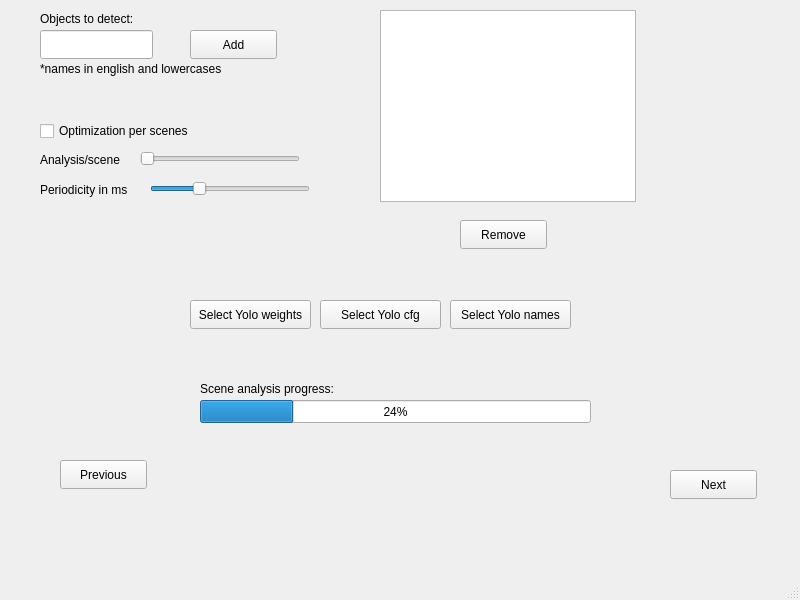
seekever/VideoSummary, file video_summary/templates/ObjectsOptions.ui: the form before one commit.
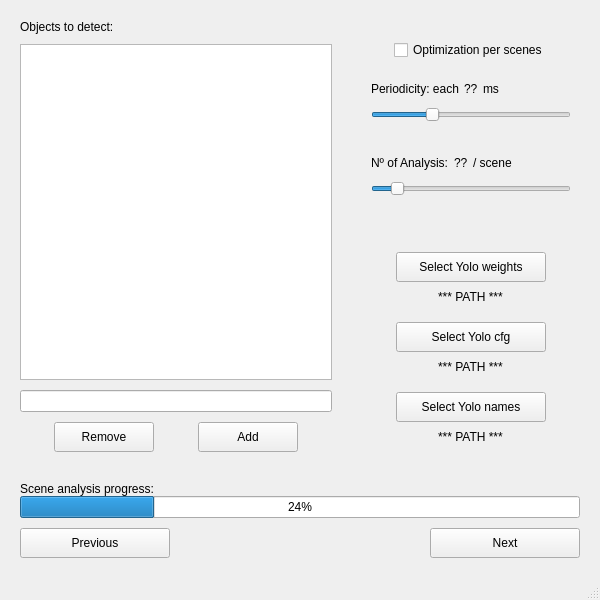
The form after the commit.

```diff
--- a/video_summary/templates/ObjectsOptions.ui
+++ b/video_summary/templates/ObjectsOptions.ui
@@ -6,257 +6,723 @@
    <rect>
     <x>0</x>
     <y>0</y>
-    <width>800</width>
+    <width>600</width>
     <height>600</height>
    </rect>
   </property>
+  <property name="sizePolicy">
+   <sizepolicy hsizetype="Preferred" vsizetype="Preferred">
+    <horstretch>0</horstretch>
+    <verstretch>0</verstretch>
+   </sizepolicy>
+  </property>
+  <property name="maximumSize">
+   <size>
+    <width>800</width>
+    <height>694</height>
+   </size>
+  </property>
   <property name="windowTitle">
    <string>MainWindow</string>
   </property>
   <widget class="QWidget" name="centralwidget">
-   <widget class="QLineEdit" name="objectEdit">
-    <property name="geometry">
-     <rect>
-      <x>40</x>
-      <y>30</y>
-      <width>113</width>
-      <height>29</height>
-     </rect>
-    </property>
-   </widget>
-   <widget class="QPushButton" name="addButton">
-    <property name="geometry">
-     <rect>
-      <x>190</x>
-      <y>30</y>
-      <width>87</width>
-      <height>29</height>
-     </rect>
-    </property>
-    <property name="text">
-     <string>Add</string>
-    </property>
-   </widget>
-   <widget class="QCheckBox" name="optimizationBox">
-    <property name="geometry">
-     <rect>
-      <x>40</x>
-      <y>120</y>
-      <width>181</width>
-      <height>22</height>
-     </rect>
-    </property>
-    <property name="text">
-     <string>Optimization per scenes</string>
-    </property>
-   </widget>
-   <widget class="QSlider" name="periodicitySlider">
-    <property name="geometry">
-     <rect>
-      <x>150</x>
-      <y>180</y>
-      <width>160</width>
-      <height>17</height>
-     </rect>
-    </property>
-    <property name="minimum">
-     <number>100</number>
-    </property>
-    <property name="maximum">
-     <number>10000</number>
-    </property>
-    <property name="value">
-     <number>3000</number>
-    </property>
-    <property name="orientation">
-     <enum>Qt::Horizontal</enum>
-    </property>
-   </widget>
-   <widget class="QSlider" name="analysisSlider">
-    <property name="geometry">
-     <rect>
-      <x>140</x>
-      <y>150</y>
-      <width>160</width>
-      <height>17</height>
-     </rect>
-    </property>
-    <property name="minimum">
-     <number>1</number>
-    </property>
-    <property name="maximum">
+   <layout class="QVBoxLayout" name="verticalLayout_2">
+    <property name="spacing">
      <number>10</number>
     </property>
-    <property name="orientation">
-     <enum>Qt::Horizontal</enum>
+    <property name="leftMargin">
+     <number>20</number>
     </property>
-   </widget>
-   <widget class="QLabel" name="label">
-    <property name="geometry">
-     <rect>
-      <x>40</x>
-      <y>180</y>
-      <width>101</width>
-      <height>20</height>
-     </rect>
+    <property name="topMargin">
+     <number>20</number>
     </property>
-    <property name="text">
-     <string>Periodicity in ms</string>
+    <property name="rightMargin">
+     <number>20</number>
     </property>
-   </widget>
-   <widget class="QLabel" name="label_2">
-    <property name="geometry">
-     <rect>
-      <x>40</x>
-      <y>150</y>
-      <width>91</width>
-      <height>20</height>
-     </rect>
+    <property name="bottomMargin">
+     <number>20</number>
     </property>
-    <property name="text">
-     <string>Analysis/scene</string>
-    </property>
-   </widget>
-   <widget class="QPushButton" name="nextButton">
-    <property name="geometry">
-     <rect>
-      <x>670</x>
-      <y>470</y>
-      <width>87</width>
-      <height>29</height>
-     </rect>
-    </property>
-    <property name="text">
-     <string>Next</string>
-    </property>
-   </widget>
-   <widget class="QProgressBar" name="sceneAnalysisBar">
-    <property name="geometry">
-     <rect>
-      <x>200</x>
-      <y>400</y>
-      <width>391</width>
-      <height>23</height>
-     </rect>
-    </property>
-    <property name="value">
-     <number>24</number>
-    </property>
-   </widget>
-   <widget class="QPushButton" name="previousButton">
-    <property name="geometry">
-     <rect>
-      <x>60</x>
-      <y>460</y>
-      <width>87</width>
-      <height>29</height>
-     </rect>
-    </property>
-    <property name="text">
-     <string>Previous</string>
-    </property>
-   </widget>
-   <widget class="QListWidget" name="objectsView">
-    <property name="geometry">
-     <rect>
-      <x>380</x>
-      <y>10</y>
-      <width>256</width>
-      <height>192</height>
-     </rect>
-    </property>
-   </widget>
-   <widget class="QPushButton" name="removeButton">
-    <property name="geometry">
-     <rect>
-      <x>460</x>
-      <y>220</y>
-      <width>87</width>
-      <height>29</height>
-     </rect>
-    </property>
-    <property name="text">
-     <string>Remove</string>
-    </property>
-   </widget>
-   <widget class="QPushButton" name="selectYoloWeightsButton">
-    <property name="geometry">
-     <rect>
-      <x>190</x>
-      <y>300</y>
-      <width>121</width>
-      <height>29</height>
-     </rect>
-    </property>
-    <property name="text">
-     <string>Select Yolo weights</string>
-    </property>
-   </widget>
-   <widget class="QPushButton" name="selectYoloCfgButton">
-    <property name="geometry">
-     <rect>
-      <x>320</x>
-      <y>300</y>
-      <width>121</width>
-      <height>29</height>
-     </rect>
-    </property>
-    <property name="text">
-     <string>Select Yolo cfg</string>
-    </property>
-   </widget>
-   <widget class="QPushButton" name="selectYoloNamesButton">
-    <property name="geometry">
-     <rect>
-      <x>450</x>
-      <y>300</y>
-      <width>121</width>
-      <height>29</height>
-     </rect>
-    </property>
-    <property name="text">
-     <string>Select Yolo names</string>
-    </property>
-   </widget>
-   <widget class="QLabel" name="label_3">
-    <property name="geometry">
-     <rect>
-      <x>40</x>
-      <y>10</y>
-      <width>111</width>
-      <height>17</height>
-     </rect>
-    </property>
-    <property name="text">
-     <string>Objects to detect:</string>
-    </property>
-   </widget>
-   <widget class="QLabel" name="label_4">
-    <property name="geometry">
-     <rect>
-      <x>200</x>
-      <y>380</y>
-      <width>141</width>
-      <height>17</height>
-     </rect>
-    </property>
-    <property name="text">
-     <string>Scene analysis progress:</string>
-    </property>
-   </widget>
-   <widget class="QLabel" name="label_5">
-    <property name="geometry">
-     <rect>
-      <x>40</x>
-      <y>60</y>
-      <width>201</width>
-      <height>17</height>
-     </rect>
-    </property>
-    <property name="text">
-     <string>*names in english and lowercases</string>
-    </property>
-   </widget>
+    <item>
+     <layout class="QHBoxLayout" name="horizontalLayout_10">
+      <property name="leftMargin">
+       <number>0</number>
+      </property>
+      <property name="topMargin">
+       <number>0</number>
+      </property>
+      <property name="rightMargin">
+       <number>0</number>
+      </property>
+      <property name="bottomMargin">
+       <number>0</number>
+      </property>
+      <item>
+       <layout class="QVBoxLayout" name="verticalLayout_8">
+        <item>
+         <widget class="QLabel" name="label_3">
+          <property name="text">
+           <string>Objects to detect:</string>
+          </property>
+         </widget>
+        </item>
+        <item>
+         <widget class="QListWidget" name="objectsView">
+          <property name="spacing">
+           <number>0</number>
+          </property>
+         </widget>
+        </item>
+        <item>
+         <widget class="QLineEdit" name="objectEdit"/>
+        </item>
+        <item>
+         <layout class="QHBoxLayout" name="horizontalLayout_2">
+          <property name="leftMargin">
+           <number>0</number>
+          </property>
+          <property name="topMargin">
+           <number>0</number>
+          </property>
+          <property name="rightMargin">
+           <number>0</number>
+          </property>
+          <property name="bottomMargin">
+           <number>0</number>
+          </property>
+          <item>
+           <widget class="QPushButton" name="removeButton">
+            <property name="minimumSize">
+             <size>
+              <width>100</width>
+              <height>30</height>
+             </size>
+            </property>
+            <property name="maximumSize">
+             <size>
+              <width>100</width>
+              <height>16777215</height>
+             </size>
+            </property>
+            <property name="text">
+             <string>Remove</string>
+            </property>
+           </widget>
+          </item>
+          <item>
+           <widget class="QPushButton" name="addButton">
+            <property name="minimumSize">
+             <size>
+              <width>100</width>
+              <height>30</height>
+             </size>
+            </property>
+            <property name="maximumSize">
+             <size>
+              <width>100</width>
+              <height>16777215</height>
+             </size>
+            </property>
+            <property name="text">
+             <string>Add</string>
+            </property>
+           </widget>
+          </item>
+         </layout>
+        </item>
+       </layout>
+      </item>
+      <item>
+       <spacer name="horizontalSpacer_4">
+        <property name="orientation">
+         <enum>Qt::Horizontal</enum>
+        </property>
+        <property name="sizeType">
+         <enum>QSizePolicy::Fixed</enum>
+        </property>
+        <property name="sizeHint" stdset="0">
+         <size>
+          <width>20</width>
+          <height>0</height>
+         </size>
+        </property>
+       </spacer>
+      </item>
+      <item>
+       <layout class="QVBoxLayout" name="verticalLayout_10">
+        <property name="topMargin">
+         <number>20</number>
+        </property>
+        <item alignment="Qt::AlignHCenter">
+         <widget class="QCheckBox" name="optimizationBox">
+          <property name="sizePolicy">
+           <sizepolicy hsizetype="Maximum" vsizetype="Maximum">
+            <horstretch>0</horstretch>
+            <verstretch>0</verstretch>
+           </sizepolicy>
+          </property>
+          <property name="text">
+           <string>Optimization per scenes</string>
+          </property>
+         </widget>
+        </item>
+        <item alignment="Qt::AlignHCenter">
+         <widget class="QWidget" name="periodicityWidget" native="true">
+          <property name="sizePolicy">
+           <sizepolicy hsizetype="Maximum" vsizetype="Maximum">
+            <horstretch>0</horstretch>
+            <verstretch>0</verstretch>
+           </sizepolicy>
+          </property>
+          <property name="styleSheet">
+           <string notr="true"/>
+          </property>
+          <layout class="QVBoxLayout" name="verticalLayout_6">
+           <item>
+            <layout class="QHBoxLayout" name="horizontalLayout_3">
+             <property name="spacing">
+              <number>5</number>
+             </property>
+             <property name="leftMargin">
+              <number>0</number>
+             </property>
+             <property name="topMargin">
+              <number>0</number>
+             </property>
+             <property name="rightMargin">
+              <number>0</number>
+             </property>
+             <property name="bottomMargin">
+              <number>0</number>
+             </property>
+             <item>
+              <widget class="QLabel" name="label">
+               <property name="sizePolicy">
+                <sizepolicy hsizetype="Maximum" vsizetype="Maximum">
+                 <horstretch>0</horstretch>
+                 <verstretch>0</verstretch>
+                </sizepolicy>
+               </property>
+               <property name="text">
+                <string>Periodicity: each</string>
+               </property>
+              </widget>
+             </item>
+             <item>
+              <widget class="QLabel" name="periodicityLabel">
+               <property name="sizePolicy">
+                <sizepolicy hsizetype="Maximum" vsizetype="Maximum">
+                 <horstretch>0</horstretch>
+                 <verstretch>0</verstretch>
+                </sizepolicy>
+               </property>
+               <property name="text">
+                <string>??</string>
+               </property>
+              </widget>
+             </item>
+             <item>
+              <widget class="QLabel" name="label_8">
+               <property name="sizePolicy">
+                <sizepolicy hsizetype="Maximum" vsizetype="Maximum">
+                 <horstretch>0</horstretch>
+                 <verstretch>0</verstretch>
+                </sizepolicy>
+               </property>
+               <property name="text">
+                <string>ms</string>
+               </property>
+              </widget>
+             </item>
+             <item>
+              <spacer name="horizontalSpacer_2">
+               <property name="orientation">
+                <enum>Qt::Horizontal</enum>
+               </property>
+               <property name="sizeHint" stdset="0">
+                <size>
+                 <width>40</width>
+                 <height>20</height>
+                </size>
+               </property>
+              </spacer>
+             </item>
+            </layout>
+           </item>
+           <item alignment="Qt::AlignHCenter">
+            <widget class="QSlider" name="periodicitySlider">
+             <property name="sizePolicy">
+              <sizepolicy hsizetype="Maximum" vsizetype="Maximum">
+               <horstretch>0</horstretch>
+               <verstretch>0</verstretch>
+              </sizepolicy>
+             </property>
+             <property name="minimumSize">
+              <size>
+               <width>200</width>
+               <height>20</height>
+              </size>
+             </property>
+             <property name="maximumSize">
+              <size>
+               <width>200</width>
+               <height>20</height>
+              </size>
+             </property>
+             <property name="minimum">
+              <number>100</number>
+             </property>
+             <property name="maximum">
+              <number>10000</number>
+             </property>
+             <property name="singleStep">
+              <number>10</number>
+             </property>
+             <property name="pageStep">
+              <number>1000</number>
+             </property>
+             <property name="value">
+              <number>3000</number>
+             </property>
+             <property name="orientation">
+              <enum>Qt::Horizontal</enum>
+             </property>
+            </widget>
+           </item>
+          </layout>
+         </widget>
+        </item>
+        <item alignment="Qt::AlignHCenter">
+         <widget class="QWidget" name="analysisWidget" native="true">
+          <property name="sizePolicy">
+           <sizepolicy hsizetype="Maximum" vsizetype="Maximum">
+            <horstretch>0</horstretch>
+            <verstretch>0</verstretch>
+           </sizepolicy>
+          </property>
+          <property name="styleSheet">
+           <string notr="true"/>
+          </property>
+          <layout class="QVBoxLayout" name="verticalLayout_12">
+           <item>
+            <layout class="QHBoxLayout" name="horizontalLayout_4">
+             <property name="spacing">
+              <number>5</number>
+             </property>
+             <property name="leftMargin">
+              <number>0</number>
+             </property>
+             <property name="topMargin">
+              <number>0</number>
+             </property>
+             <property name="rightMargin">
+              <number>0</number>
+             </property>
+             <property name="bottomMargin">
+              <number>0</number>
+             </property>
+             <item alignment="Qt::AlignHCenter">
+              <widget class="QLabel" name="label_2">
+               <property name="sizePolicy">
+                <sizepolicy hsizetype="Maximum" vsizetype="Maximum">
+                 <horstretch>0</horstretch>
+                 <verstretch>0</verstretch>
+                </sizepolicy>
+               </property>
+               <property name="text">
+                <string>Nº of Analysis:</string>
+               </property>
+              </widget>
+             </item>
+             <item alignment="Qt::AlignHCenter">
+              <widget class="QLabel" name="analysisLabel">
+               <property name="sizePolicy">
+                <sizepolicy hsizetype="Maximum" vsizetype="Maximum">
+                 <horstretch>0</horstretch>
+                 <verstretch>0</verstretch>
+                </sizepolicy>
+               </property>
+               <property name="text">
+                <string>??</string>
+               </property>
+              </widget>
+             </item>
+             <item alignment="Qt::AlignHCenter">
+              <widget class="QLabel" name="label_6">
+               <property name="sizePolicy">
+                <sizepolicy hsizetype="Maximum" vsizetype="Maximum">
+                 <horstretch>0</horstretch>
+                 <verstretch>0</verstretch>
+                </sizepolicy>
+               </property>
+               <property name="text">
+                <string>/ scene</string>
+               </property>
+              </widget>
+             </item>
+             <item>
+              <spacer name="horizontalSpacer_3">
+               <property name="orientation">
+                <enum>Qt::Horizontal</enum>
+               </property>
+               <property name="sizeHint" stdset="0">
+                <size>
+                 <width>40</width>
+                 <height>20</height>
+                </size>
+               </property>
+              </spacer>
+             </item>
+            </layout>
+           </item>
+           <item alignment="Qt::AlignHCenter">
+            <widget class="QSlider" name="analysisSlider">
+             <property name="sizePolicy">
+              <sizepolicy hsizetype="Maximum" vsizetype="Maximum">
+               <horstretch>0</horstretch>
+               <verstretch>0</verstretch>
+              </sizepolicy>
+             </property>
+             <property name="minimumSize">
+              <size>
+               <width>200</width>
+               <height>20</height>
+              </size>
+             </property>
+             <property name="maximumSize">
+              <size>
+               <width>200</width>
+               <height>20</height>
+              </size>
+             </property>
+             <property name="minimum">
+              <number>0</number>
+             </property>
+             <property name="maximum">
+              <number>10</number>
+             </property>
+             <property name="pageStep">
+              <number>1</number>
+             </property>
+             <property name="value">
+              <number>1</number>
+             </property>
+             <property name="orientation">
+              <enum>Qt::Horizontal</enum>
+             </property>
+            </widget>
+           </item>
+          </layout>
+         </widget>
+        </item>
+        <item>
+         <spacer name="verticalSpacer">
+          <property name="orientation">
+           <enum>Qt::Vertical</enum>
+          </property>
+          <property name="sizeHint" stdset="0">
+           <size>
+            <width>20</width>
+            <height>40</height>
+           </size>
+          </property>
+         </spacer>
+        </item>
+        <item>
+         <layout class="QVBoxLayout" name="verticalLayout_5">
+          <property name="spacing">
+           <number>10</number>
+          </property>
+          <item>
+           <widget class="QWidget" name="widget" native="true">
+            <property name="minimumSize">
+             <size>
+              <width>0</width>
+              <height>60</height>
+             </size>
+            </property>
+            <layout class="QVBoxLayout" name="verticalLayout_3">
+             <property name="spacing">
+              <number>0</number>
+             </property>
+             <property name="leftMargin">
+              <number>0</number>
+             </property>
+             <property name="topMargin">
+              <number>0</number>
+             </property>
+             <property name="rightMargin">
+              <number>0</number>
+             </property>
+             <property name="bottomMargin">
+              <number>0</number>
+             </property>
+             <item alignment="Qt::AlignHCenter">
+              <widget class="QPushButton" name="selectYoloWeightsButton">
+               <property name="minimumSize">
+                <size>
+                 <width>150</width>
+                 <height>30</height>
+                </size>
+               </property>
+               <property name="text">
+                <string>Select Yolo weights</string>
+               </property>
+              </widget>
+             </item>
+             <item alignment="Qt::AlignHCenter">
+              <widget class="QLabel" name="yoloWeightsLabel">
+               <property name="maximumSize">
+                <size>
+                 <width>16777215</width>
+                 <height>200</height>
+                </size>
+               </property>
+               <property name="text">
+                <string>*** PATH ***</string>
+               </property>
+              </widget>
+             </item>
+            </layout>
+           </widget>
+          </item>
+          <item>
+           <widget class="QWidget" name="widget" native="true">
+            <property name="minimumSize">
+             <size>
+              <width>0</width>
+              <height>60</height>
+             </size>
+            </property>
+            <layout class="QVBoxLayout" name="verticalLayout_4">
+             <property name="spacing">
+              <number>0</number>
+             </property>
+             <property name="leftMargin">
+              <number>0</number>
+             </property>
+             <property name="topMargin">
+              <number>0</number>
+             </property>
+             <property name="rightMargin">
+              <number>0</number>
+             </property>
+             <property name="bottomMargin">
+              <number>0</number>
+             </property>
+             <item alignment="Qt::AlignHCenter">
+              <widget class="QPushButton" name="selectYoloCfgButton">
+               <property name="minimumSize">
+                <size>
+                 <width>150</width>
+                 <height>30</height>
+                </size>
+               </property>
+               <property name="text">
+                <string>Select Yolo cfg</string>
+               </property>
+              </widget>
+             </item>
+             <item alignment="Qt::AlignHCenter">
+              <widget class="QLabel" name="yoloCfgLabel">
+               <property name="maximumSize">
+                <size>
+                 <width>16777215</width>
+                 <height>200</height>
+                </size>
+               </property>
+               <property name="text">
+                <string>*** PATH ***</string>
+               </property>
+              </widget>
+             </item>
+            </layout>
+           </widget>
+          </item>
+          <item>
+           <widget class="QWidget" name="widget" native="true">
+            <property name="minimumSize">
+             <size>
+              <width>0</width>
+              <height>60</height>
+             </size>
+            </property>
+            <layout class="QVBoxLayout" name="verticalLayout_7">
+             <property name="spacing">
+              <number>0</number>
+             </property>
+             <property name="leftMargin">
+              <number>0</number>
+             </property>
+             <property name="topMargin">
+              <number>0</number>
+             </property>
+             <property name="rightMargin">
+              <number>0</number>
+             </property>
+             <property name="bottomMargin">
+              <number>0</number>
+             </property>
+             <item alignment="Qt::AlignHCenter">
+              <widget class="QPushButton" name="selectYoloNamesButton">
+               <property name="minimumSize">
+                <size>
+                 <width>150</width>
+                 <height>30</height>
+                </size>
+               </property>
+               <property name="text">
+                <string>Select Yolo names</string>
+               </property>
+              </widget>
+             </item>
+             <item alignment="Qt::AlignHCenter">
+              <widget class="QLabel" name="yoloNamesLabel">
+               <property name="maximumSize">
+                <size>
+                 <width>16777215</width>
+                 <height>200</height>
+                </size>
+               </property>
+               <property name="text">
+                <string>*** PATH ***</string>
+               </property>
+              </widget>
+             </item>
+            </layout>
+           </widget>
+          </item>
+         </layout>
+        </item>
+       </layout>
+      </item>
+     </layout>
+    </item>
+    <item>
+     <spacer name="verticalSpacer_2">
+      <property name="orientation">
+       <enum>Qt::Vertical</enum>
+      </property>
+      <property name="sizeType">
+       <enum>QSizePolicy::Fixed</enum>
+      </property>
+      <property name="sizeHint" stdset="0">
+       <size>
+        <width>0</width>
+        <height>20</height>
+       </size>
+      </property>
+     </spacer>
+    </item>
+    <item>
+     <widget class="QWidget" name="scenesProgressWidget" native="true">
+      <layout class="QHBoxLayout" name="horizontalLayout">
+       <property name="spacing">
+        <number>0</number>
+       </property>
+       <property name="leftMargin">
+        <number>0</number>
+       </property>
+       <property name="topMargin">
+        <number>0</number>
+       </property>
+       <property name="rightMargin">
+        <number>0</number>
+       </property>
+       <property name="bottomMargin">
+        <number>0</number>
+       </property>
+       <item>
+        <layout class="QVBoxLayout" name="verticalLayout">
+         <property name="spacing">
+          <number>0</number>
+         </property>
+         <property name="leftMargin">
+          <number>0</number>
+         </property>
+         <property name="topMargin">
+          <number>0</number>
+         </property>
+         <property name="rightMargin">
+          <number>0</number>
+         </property>
+         <property name="bottomMargin">
+          <number>0</number>
+         </property>
+         <item>
+          <widget class="QLabel" name="label_4">
+           <property name="text">
+            <string>Scene analysis progress:</string>
+           </property>
+          </widget>
+         </item>
+         <item>
+          <widget class="QProgressBar" name="sceneAnalysisBar">
+           <property name="value">
+            <number>24</number>
+           </property>
+          </widget>
+         </item>
+        </layout>
+       </item>
+      </layout>
+     </widget>
+    </item>
+    <item>
+     <layout class="QHBoxLayout" name="horizontalLayout_9">
+      <item>
+       <widget class="QPushButton" name="previousButton">
+        <property name="minimumSize">
+         <size>
+          <width>150</width>
+          <height>30</height>
+         </size>
+        </property>
+        <property name="maximumSize">
+         <size>
+          <width>150</width>
+          <height>30</height>
+         </size>
+        </property>
+        <property name="text">
+         <string>Previous</string>
+        </property>
+       </widget>
+      </item>
+      <item>
+       <spacer name="horizontalSpacer">
+        <property name="orientation">
+         <enum>Qt::Horizontal</enum>
+        </property>
+        <property name="sizeHint" stdset="0">
+         <size>
+          <width>40</width>
+          <height>20</height>
+         </size>
+        </property>
+       </spacer>
+      </item>
+      <item>
+       <widget class="QPushButton" name="nextButton">
+        <property name="minimumSize">
+         <size>
+          <width>150</width>
+          <height>30</height>
+         </size>
+        </property>
+        <property name="maximumSize">
+         <size>
+          <width>150</width>
+          <height>30</height>
+         </size>
+        </property>
+        <property name="text">
+         <string>Next</string>
+        </property>
+       </widget>
+      </item>
+     </layout>
+    </item>
+   </layout>
   </widget>
   <widget class="QMenuBar" name="menubar">
    <property name="geometry">
```
Left out of the diff: 2 changed lines with no effect on the pictures.
